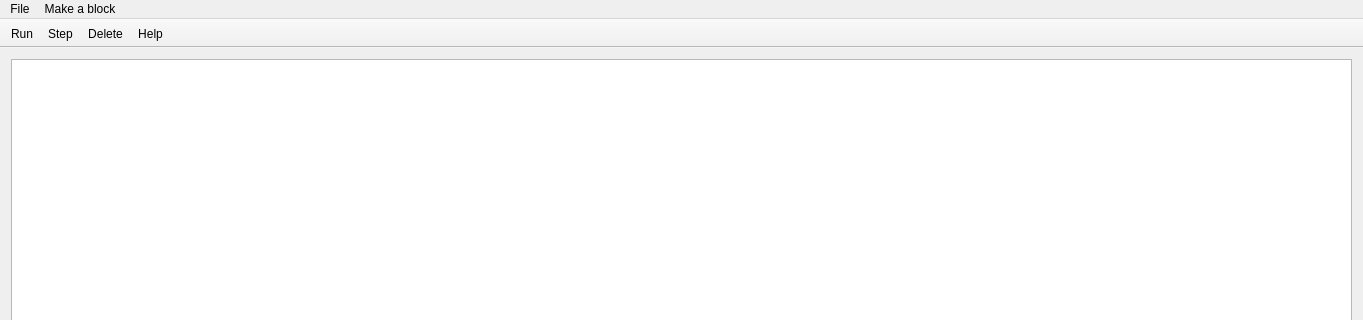
This is mainwindow.ui in AdamGregor/Ceplpl2 as Qt 5 draws it before an edit; both pictures show x 0 to 1363 and y 0 to 320 of the 1363 by 656 pixel window. The edited form follows.
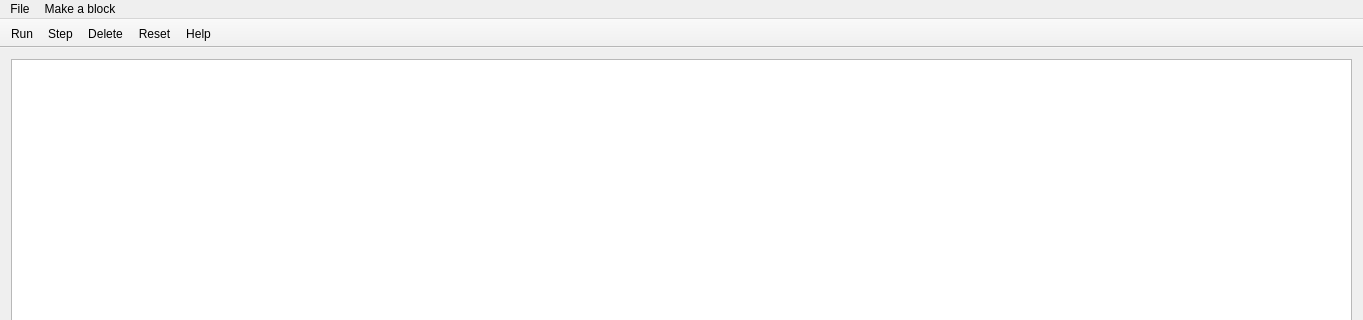
This is the edited form.

The edit to the form file:
```diff
--- a/mainwindow.ui
+++ b/mainwindow.ui
@@ -79,6 +79,7 @@
    <addaction name="actionRun"/>
    <addaction name="actionStep"/>
    <addaction name="actionDelete"/>
+   <addaction name="actionReset"/>
    <addaction name="actionHelp"/>
   </widget>
   <action name="actionNew">
@@ -167,6 +168,14 @@
     <string>Delete a block</string>
    </property>
   </action>
+  <action name="actionReset">
+   <property name="text">
+    <string>Reset</string>
+   </property>
+   <property name="toolTip">
+    <string>Reset evaluation</string>
+   </property>
+  </action>
  </widget>
  <layoutdefault spacing="6" margin="11"/>
  <resources/>
```
